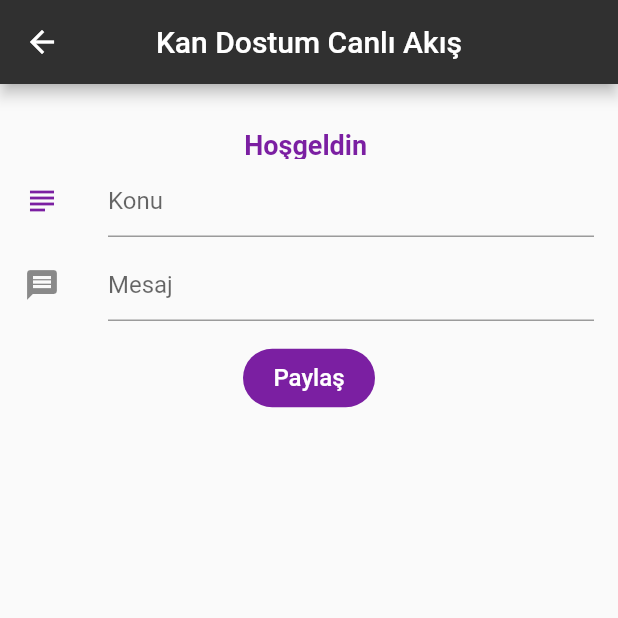
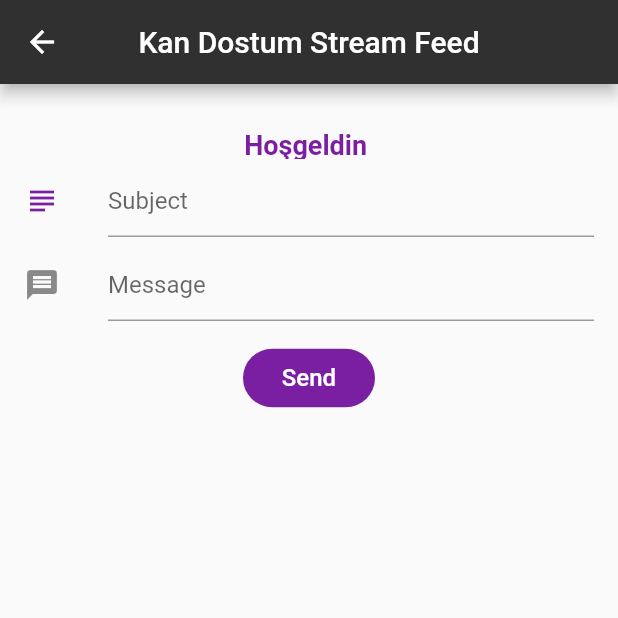
Before and after one commit to FiratAlabuga/KanDostumV2, a Flutter app: the FirstScreen screen opened directly, on a phone screen of 412 x 824 dp, the top half of it. Run offline on Flutter 3.47's test engine with Material 2 defaults, Android fonts, the light colour scheme and no system bars; drawn by our look-alikes of firebase_database; our stand-ins replace bottom_navy_bar, cloud_firestore, dynamic_theme, expansion_tile_card, extended_image, firebase_auth and 9 more; missing offline and left inert: maps_launcher, search_cep, simple_speed_dial, social_share; accounts and stored records are empty; generated files the repository leaves out were written again.

Commit message:
update chat_screen.dart
fırat

```diff
--- a/Mobil_App/lib/app/shared/helpers/chatscreen.dart
+++ b/Mobil_App/lib/app/shared/helpers/chatscreen.dart
@@ -39,7 +39,7 @@ class _FirstScreenState extends State<FirstScreen> {
   Widget build(BuildContext context) {
     return Scaffold(
          appBar: AppBar(
-          title: Text("Kan Dostum Canlı Akış"),
+          title: Text("Kan Dostum Stream Feed"),
            centerTitle: true,
            backgroundColor: Colors.grey[850],
            automaticallyImplyLeading: true,
@@ -86,7 +86,7 @@ class _FirstScreenState extends State<FirstScreen> {
                           ),
                           title: TextFormField(
                             decoration: InputDecoration(
-                              hintText: "Konu",
+                              hintText: "Subject",
                             ),
                             initialValue: "",
                             onSaved: (val) => helper.subject = val,
@@ -97,7 +97,7 @@ class _FirstScreenState extends State<FirstScreen> {
                           leading: Icon(Icons.message),
                           title: TextFormField(
                             decoration: InputDecoration(
-                              hintText: "Mesaj",
+                              hintText: "Message",
                             ),
                             initialValue: "",
                             onSaved: (val) => helper.body = val,
@@ -110,7 +110,7 @@ class _FirstScreenState extends State<FirstScreen> {
                         FlatButton(
                           padding: EdgeInsets.all(10.0),
                           child: Text(
-                            "Paylaş",
+                            "Send",
                             style: TextStyle(color: Colors.white, fontSize: 16),
                           ),
                           shape: RoundedRectangleBorder(
```
